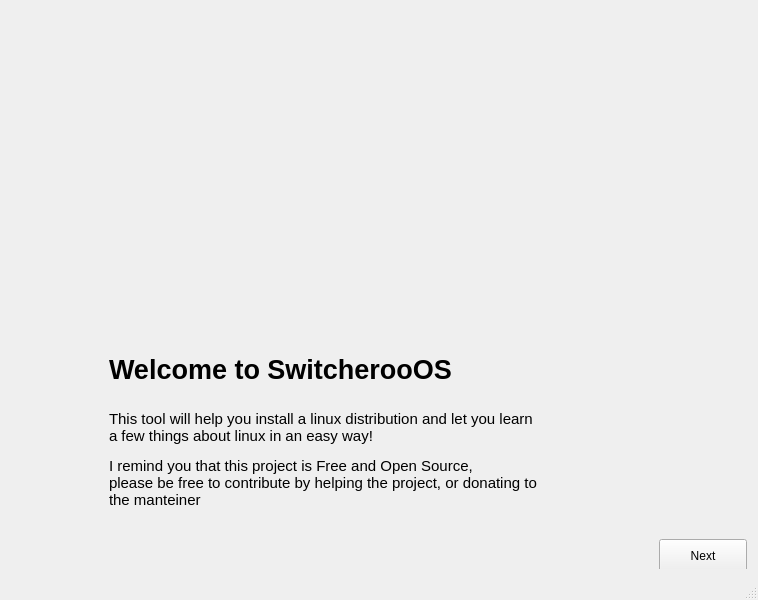
Above: gui/ui_files/windows.ui from FrecceNere/SwitcherooOS before the change. Below: the same form after it.
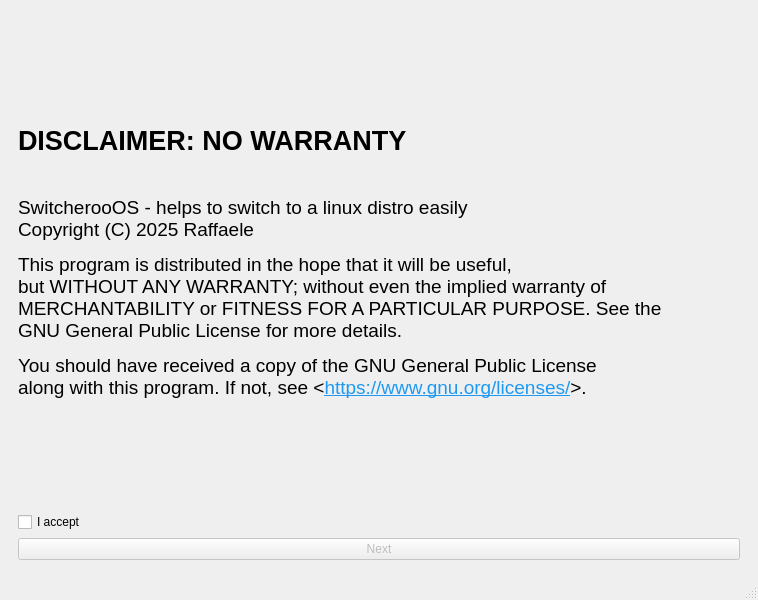
That is the form after the change. The open tabs and pages were chosen to show the change. Icons and pictures are not drawn.

Commit message: Add disclaimer and Linux intro pages to the GUI

```diff
--- a/gui/ui_files/windows.ui
+++ b/gui/ui_files/windows.ui
@@ -781,6 +781,49 @@
         </item>
        </layout>
       </widget>
+      <widget class="QWidget" name="page_3">
+       <layout class="QVBoxLayout" name="verticalLayout_4">
+        <item>
+         <widget class="QLabel" name="label_3">
+          <property name="text">
+           <string>&lt;html&gt;&lt;head/&gt;&lt;body&gt;&lt;p&gt;&lt;span style=&quot; font-size:20pt; font-weight:700;&quot;&gt;DISCLAIMER: NO WARRANTY&lt;/span&gt;&lt;span style=&quot; font-size:12pt;&quot;&gt;&lt;br/&gt;&lt;br/&gt;&lt;/span&gt;&lt;span style=&quot; font-size:14pt;&quot;&gt;&lt;br/&gt;SwitcherooOS - helps to switch to a linux distro easily&lt;br/&gt;Copyright (C) 2025 Raffaele&lt;/span&gt;&lt;/p&gt;&lt;p&gt;&lt;span style=&quot; font-size:14pt;&quot;&gt;This program is distributed in the hope that it will be useful,&lt;br/&gt;but WITHOUT ANY WARRANTY; without even the implied warranty of&lt;br/&gt;MERCHANTABILITY or FITNESS FOR A PARTICULAR PURPOSE. See the&lt;br/&gt;GNU General Public License for more details.&lt;/span&gt;&lt;/p&gt;&lt;p&gt;&lt;span style=&quot; font-size:14pt;&quot;&gt;You should have received a copy of the GNU General Public License&lt;br/&gt;along with this program. If not, see &amp;lt;&lt;/span&gt;&lt;a href=&quot;https://www.gnu.org/licenses/&quot;&gt;&lt;span style=&quot; font-size:14pt; text-decoration: underline; color:#1d99f3;&quot;&gt;https://www.gnu.org/licenses/&lt;/span&gt;&lt;/a&gt;&lt;span style=&quot; font-size:14pt;&quot;&gt;&amp;gt;.&lt;/span&gt;&lt;/p&gt;&lt;/body&gt;&lt;/html&gt;</string>
+          </property>
+         </widget>
+        </item>
+        <item>
+         <widget class="QCheckBox" name="checkBox_2">
+          <property name="text">
+           <string>I accept</string>
+          </property>
+         </widget>
+        </item>
+        <item>
+         <widget class="QPushButton" name="pushButton_3">
+          <property name="enabled">
+           <bool>false</bool>
+          </property>
+          <property name="text">
+           <string>Next</string>
+          </property>
+          <property name="icon">
+           <iconset theme="QIcon::ThemeIcon::GoNext"/>
+          </property>
+         </widget>
+        </item>
+       </layout>
+      </widget>
+      <widget class="QWidget" name="page_4">
+       <layout class="QVBoxLayout" name="verticalLayout_5">
+        <item>
+         <widget class="QLabel" name="label_4">
+          <property name="text">
+           <string>&lt;html&gt;&lt;head/&gt;&lt;body&gt;&lt;p&gt;&lt;span style=&quot; font-size:16pt; font-weight:700;&quot;&gt;What is Linux?&lt;/span&gt;&lt;/p&gt;&lt;p&gt;&lt;span style=&quot; font-size:12pt; font-weight:700;&quot;&gt;Linux&lt;/span&gt;&lt;span style=&quot; font-size:12pt;&quot;&gt; is the core engine (called the &lt;/span&gt;&lt;span style=&quot; font-size:12pt; font-style:italic;&quot;&gt;kernel&lt;/span&gt;&lt;span style=&quot; font-size:12pt;&quot;&gt;) that makes your computer hardware work. &lt;br/&gt;But an engine alone isn’t a full car, and Linux alone isn’t a full operating system. &lt;br/&gt;The complete system you actually use (with windows, menus, apps, and file manager like file explorer)&lt;br/&gt;is built by &lt;/span&gt;&lt;span style=&quot; font-size:12pt; font-weight:700;&quot;&gt;GNU&lt;/span&gt;&lt;span style=&quot; font-size:12pt;&quot;&gt;. &lt;br/&gt;Together, they form &lt;/span&gt;&lt;span style=&quot; font-size:12pt; font-weight:700;&quot;&gt;GNU/Linux&lt;/span&gt;&lt;span style=&quot; font-size:12pt;&quot;&gt;: a free, open alternative to Windows or macOS.&lt;br/&gt;When people say &amp;quot;Linux,&amp;quot; they often mean popular versions like Ubuntu or Mint,&lt;br/&gt;which are &lt;/span&gt;&lt;span style=&quot; font-size:12pt; font-style:italic;&quot;&gt;distributions&lt;/span&gt;&lt;span style=&quot; font-size:12pt;&quot;&gt; of &lt;/span&gt;&lt;span style=&quot; font-size:12pt; font-weight:700;&quot;&gt;GNU/Linux.&lt;/span&gt;&lt;span style=&quot; font-size:12pt;&quot;&gt;&lt;br/&gt;You get &lt;/span&gt;&lt;span style=&quot; font-size:12pt; font-weight:700;&quot;&gt;freedom&lt;/span&gt;&lt;span style=&quot; font-size:12pt;&quot;&gt;: no cost, no forced updates, and total control over your system.&lt;/span&gt;&lt;/p&gt;&lt;p&gt;&lt;span style=&quot; font-size:16pt; font-weight:700;&quot;&gt;What is Open Source?&lt;/span&gt;&lt;/p&gt;&lt;p&gt;&lt;span style=&quot; font-size:12pt;&quot;&gt;TODO&lt;/span&gt;&lt;/p&gt;&lt;/body&gt;&lt;/html&gt;</string>
+          </property>
+         </widget>
+        </item>
+       </layout>
+      </widget>
+      <widget class="QWidget" name="page_5"/>
      </widget>
     </item>
    </layout>
```
Left out of the diff: 18 changed lines with no effect on the pictures. The commit also changes 4 other files.
